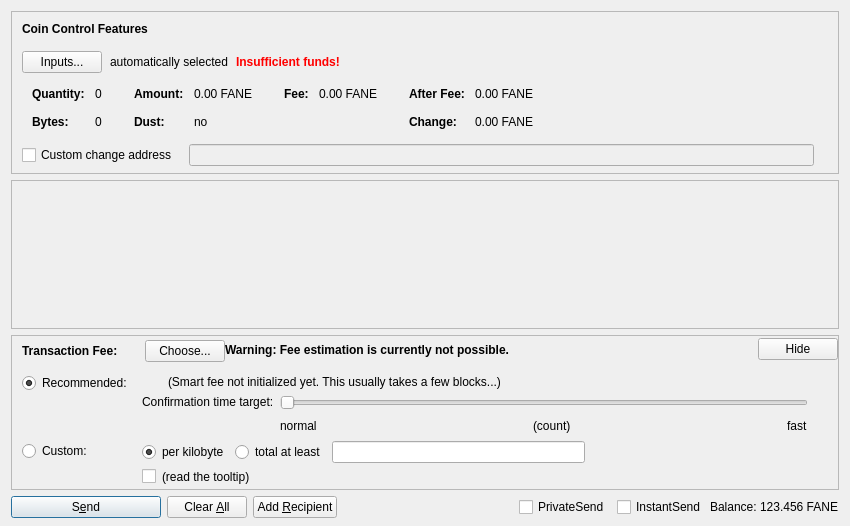
fantasy11coin/hostmasternode, file src/qt/forms/sendcoinsdialog.ui: the form before one commit.
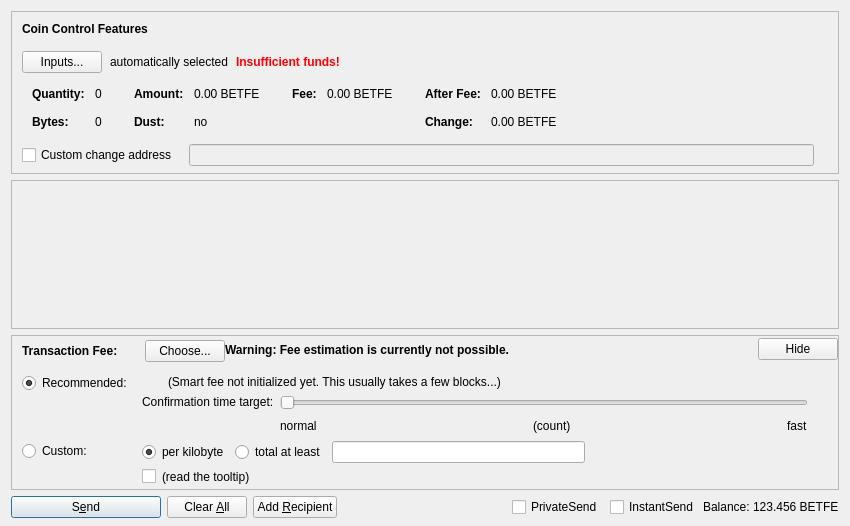
The form after the commit. Custom widgets are drawn as their Qt base class.

```diff
--- a/src/qt/forms/sendcoinsdialog.ui
+++ b/src/qt/forms/sendcoinsdialog.ui
@@ -324,7 +324,7 @@
                   <enum>Qt::ActionsContextMenu</enum>
                  </property>
                  <property name="text">
-                  <string notr="true">0.00 FANE</string>
+                  <string notr="true">0.00 BETFE</string>
                  </property>
                  <property name="textInteractionFlags">
                   <set>Qt::LinksAccessibleByMouse|Qt::TextSelectableByKeyboard|Qt::TextSelectableByMouse</set>
@@ -404,7 +404,7 @@
                   <enum>Qt::ActionsContextMenu</enum>
                  </property>
                  <property name="text">
-                  <string notr="true">0.00 FANE</string>
+                  <string notr="true">0.00 BETFE</string>
                  </property>
                  <property name="textInteractionFlags">
                   <set>Qt::LinksAccessibleByMouse|Qt::TextSelectableByKeyboard|Qt::TextSelectableByMouse</set>
@@ -455,7 +455,7 @@
                   <enum>Qt::ActionsContextMenu</enum>
                  </property>
                  <property name="text">
-                  <string notr="true">0.00 FANE</string>
+                  <string notr="true">0.00 BETFE</string>
                  </property>
                  <property name="textInteractionFlags">
                   <set>Qt::LinksAccessibleByMouse|Qt::TextSelectableByKeyboard|Qt::TextSelectableByMouse</set>
@@ -484,7 +484,7 @@
                   <enum>Qt::ActionsContextMenu</enum>
                  </property>
                  <property name="text">
-                  <string notr="true">0.00 FANE</string>
+                  <string notr="true">0.00 BETFE</string>
                  </property>
                  <property name="textInteractionFlags">
                   <set>Qt::LinksAccessibleByMouse|Qt::TextSelectableByKeyboard|Qt::TextSelectableByMouse</set>
@@ -1326,7 +1326,7 @@
           <cursorShape>IBeamCursor</cursorShape>
          </property>
          <property name="text">
-          <string notr="true">123.456 FANE</string>
+          <string notr="true">123.456 BETFE</string>
          </property>
          <property name="textInteractionFlags">
           <set>Qt::LinksAccessibleByMouse|Qt::TextSelectableByKeyboard|Qt::TextSelectableByMouse</set>
```
Left out of the diff: 6 changed lines with no effect on the pictures.
